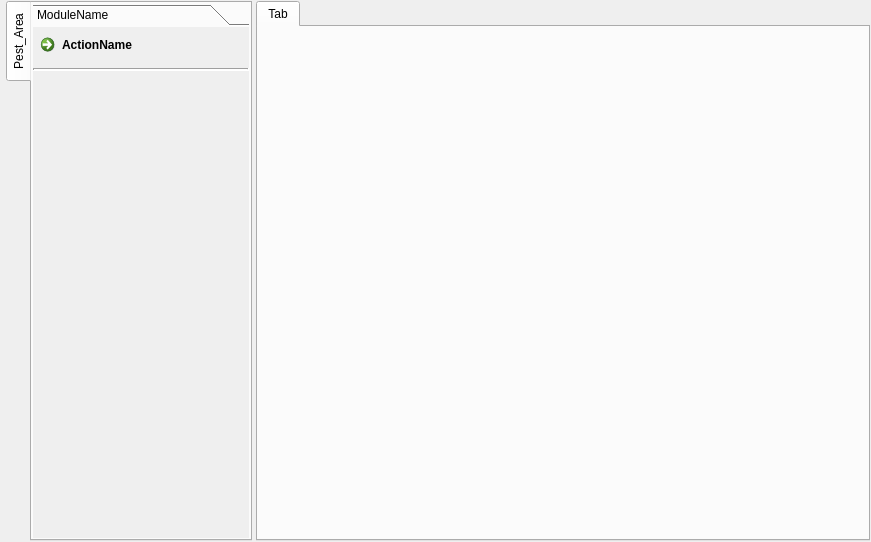
Old version of the form pineboolib/forms/mainform.ui in the repository deavid/pineboo.
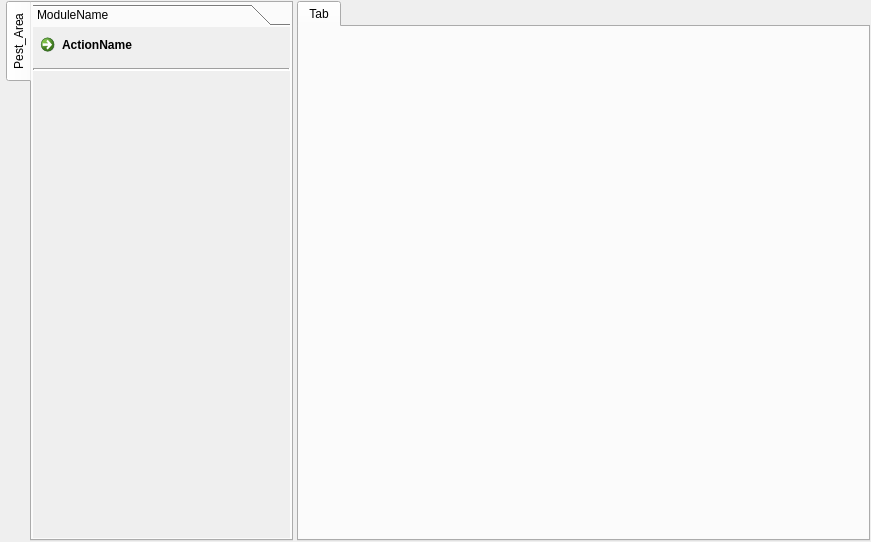
New version of the form.

Commit message: arreglos gráficos

What changed in the file:
```diff
--- a/pineboolib/forms/mainform.ui
+++ b/pineboolib/forms/mainform.ui
@@ -13,7 +13,7 @@
   <property name="windowTitle">
    <string>Form</string>
   </property>
-  <layout class="QHBoxLayout" name="horizontalLayout" stretch="0,4,0">
+  <layout class="QHBoxLayout" name="horizontalLayout" stretch="0,5,0">
    <property name="spacing">
     <number>4</number>
    </property>
@@ -106,7 +106,7 @@
            <rect>
             <x>0</x>
             <y>0</y>
-            <width>211</width>
+            <width>252</width>
             <height>508</height>
            </rect>
           </property>
```
The commit also changes 2 other files.
